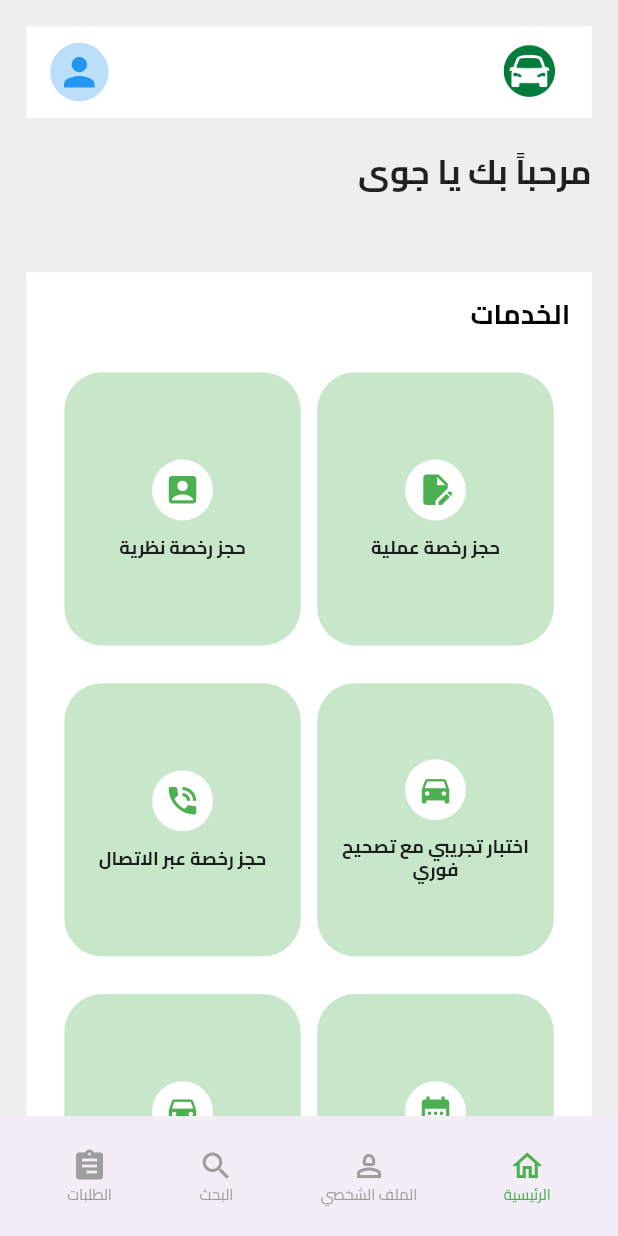
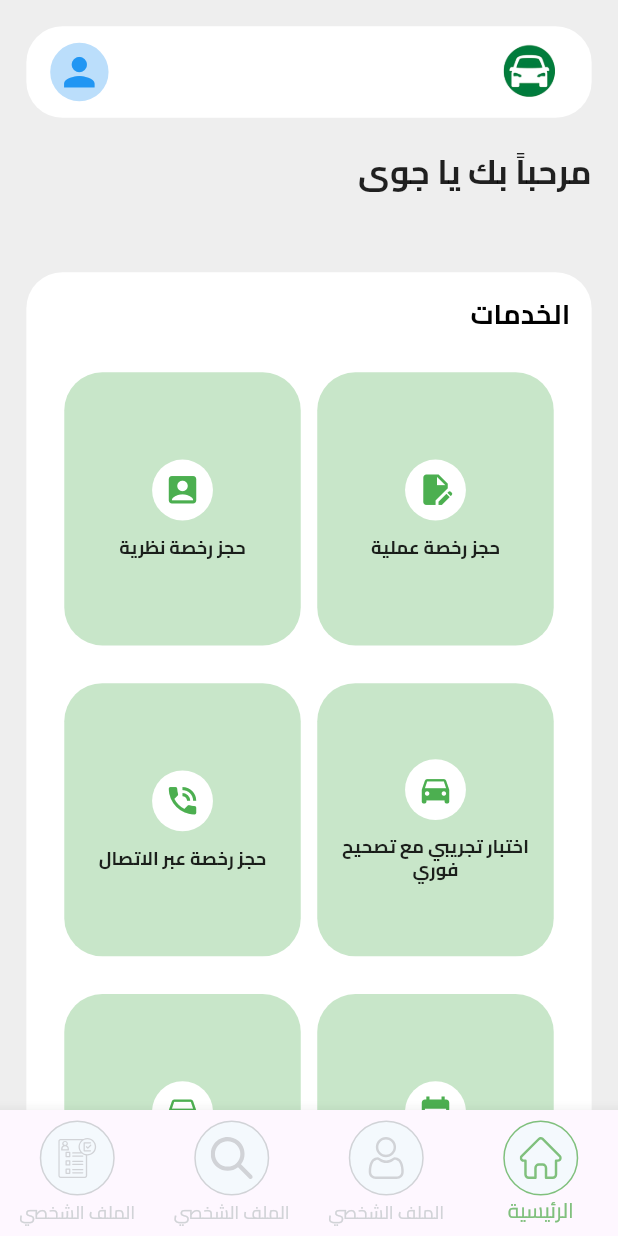
Before and after one commit to jawa762280/Driving-School-Final, a Flutter app: the screen it shows after launch, on a phone screen of 412 x 824 dp. Run offline on Flutter 3.47's test engine with Material 3 defaults, Android fonts, the light colour scheme and no system bars; our stand-ins replace flutter_otp_text_field, flutter_screenutil, flutter_spinkit, flutter_svg, get, image_picker and 1 more.

Commit message:
bottomBar

```diff
--- a/lib/controller/student_homepage_controller.dart
+++ b/lib/controller/student_homepage_controller.dart
@@ -1,7 +1,15 @@
+import 'package:driving_school/view/screen/student_homepage_screen.dart';
+import 'package:flutter/widgets.dart';
 import 'package:get/get.dart';
 
 class StudentHomepageController extends GetxController {
   int currentpage = 0;
+  List pages = [
+    StudentHomePageScreen(),
+    Center(child: Text('2')),
+    Center(child: Text('3')),
+    Center(child: Text('4')),
+  ];
 
   changPage(int i) {
     currentpage = i;
--- a/lib/core/constant/appcolors.dart
+++ b/lib/core/constant/appcolors.dart
@@ -3,4 +3,6 @@ import 'package:flutter/material.dart';
 class AppColors {
   static Color primaryColor = Color(0xFF80C07D);
   static Color secondColor = Colors.blue.shade900;
+  static Color grey = Color(0XFFD1D3D7);
+  static Color green900 = Color(0XFFF4F9FD);
 }
--- a/lib/main.dart
+++ b/lib/main.dart
@@ -1,3 +1,4 @@
+import 'package:driving_school/core/constant/approuts.dart';
 import 'package:driving_school/core/services/services.dart';
 import 'package:driving_school/routes.dart';
 import 'package:flutter/material.dart';
@@ -28,6 +29,9 @@ class MyApp extends StatelessWidget {
           theme: ThemeData(fontFamily: 'Cairo'),
           debugShowCheckedModeBanner: false,
           getPages: routes,
+          initialRoute: "/",
+          locale: const Locale('ar'),
+          fallbackLocale: Locale('ar'),
           builder: (context, widget) {
             return MediaQuery(
               data: MediaQuery.of(context)
--- a/lib/routes.dart
+++ b/lib/routes.dart
@@ -9,12 +9,13 @@ import 'package:driving_school/view/screen/success_reset_password_screen.dart';
 import 'package:driving_school/view/screen/success_verifycode_signup_screen.dart';
 import 'package:driving_school/view/screen/verify_code_screen.dart';
 import 'package:driving_school/view/screen/verify_code_sign_up_screen.dart';
+import 'package:driving_school/view/widget/buttomappbar.dart';
 import 'package:get/get.dart';
 
 List<GetPage<dynamic>> routes = [
   GetPage(
     name: "/",
-    page: () => StudentHomePageScreen(),
+    page: () => BottomAppbarHome(),
   ),
   GetPage(
     name: AppRouts.loginScreen,
@@ -50,5 +51,5 @@ List<GetPage<dynamic>> routes = [
       page: () => const VerifyCodeSignUpScreen()),
   GetPage(
       name: AppRouts.studentHomePageScreen,
-      page: () => const StudentHomePageScreen())
+      page: () => const BottomAppbarHome())
 ];
--- a/lib/view/screen/student_homepage_screen.dart
+++ b/lib/view/screen/student_homepage_screen.dart
@@ -42,7 +42,7 @@ class StudentHomePageScreen extends StatelessWidget {
             ),
           ),
         ),
-          bottomNavigationBar: BottomAppbarHome()),
+      ),
     );
   }
 }
--- a/lib/view/widget/buttomappbar.dart
+++ b/lib/view/widget/buttomappbar.dart
@@ -1,6 +1,7 @@
 import 'package:driving_school/controller/student_homepage_controller.dart';
-import 'package:driving_school/view/widget/inkwellbottomappbar.dart';
+import 'package:driving_school/core/constant/appcolors.dart';
 import 'package:flutter/material.dart';
+import 'package:flutter_svg/flutter_svg.dart';
 import 'package:get/get.dart';
 
 class BottomAppbarHome extends StatelessWidget {
@@ -9,43 +10,154 @@ class BottomAppbarHome extends StatelessWidget {
   @override
   Widget build(BuildContext context) {
     return GetBuilder<StudentHomepageController>(
-      builder: (controller) => BottomAppBar(
-        // shape: const CircularNotchedRectangle(),
-        // notchMargin: 10,
-        child: Row(
-          mainAxisAlignment: MainAxisAlignment.spaceAround,
-          children: [
-            InkwellBottomAppbarHome(
-                active: controller.currentpage == 0 ? true : false,
-                textIcon: "الرئيسية",
-                icon: Icons.home_outlined,
-                onTap: () {
-                  controller.changPage(0);
-                }),
-            InkwellBottomAppbarHome(
-                active: controller.currentpage == 1 ? true : false,
-                textIcon: "الملف الشخصي",
-                icon: Icons.person_2_outlined,
-                onTap: () {
-                  controller.changPage(1);
-                }),
-            InkwellBottomAppbarHome(
-                active: controller.currentpage == 2 ? true : false,
-                textIcon: "البحث",
-                icon: Icons.search,
-                onTap: () {
-                  controller.changPage(2);
-                }),
-            InkwellBottomAppbarHome(
-                active: controller.currentpage == 3 ? true : false,
-                textIcon: "الطلبات",
-                icon: Icons.assignment,
-                onTap: () {
-                  controller.changPage(3);
-                })
-          ],
-        ),
-      ),
-    );
+        init: StudentHomepageController(),
+        builder: (controller) {
+          return Scaffold(
+            body: Center(
+              child: controller.pages.elementAt(controller.currentpage),
+            ),
+            bottomNavigationBar: BottomNavigationBar(
+              unselectedItemColor: AppColors.grey,
+              selectedItemColor: AppColors.primaryColor,
+              type: BottomNavigationBarType.fixed,
+              onTap: (i) {
+                controller.changPage(i);
+              },
+              items: [
+                BottomNavigationBarItem(
+                  label: 'الرئيسية',
+                  icon: Container(
+                    width: 50,
+                    height: 50,
+                    padding: EdgeInsets.all(10),
+                    decoration: BoxDecoration(
+                      color: AppColors.green900,
+                      border: Border.all(
+                        color: controller.currentpage == 0
+                            ? AppColors.primaryColor
+                            : AppColors.grey,
+                      ),
+                      shape: BoxShape.circle,
+                    ),
+                    child: SvgPicture.asset(
+                      'assets/images/home.svg',
+                      color: controller.currentpage == 0
+                          ? AppColors.primaryColor
+                          : AppColors.grey,
+                    ),
+                  ),
+                ),
+                BottomNavigationBarItem(
+                  label: 'الملف الشخصي',
+                  icon: Container(
+                    width: 50,
+                    height: 50,
+                    padding: EdgeInsets.all(10),
+                    decoration: BoxDecoration(
+                      color: AppColors.green900,
+                      border: Border.all(
+                        color: controller.currentpage == 1
+                            ? AppColors.primaryColor
+                            : AppColors.grey,
+                      ),
+                      shape: BoxShape.circle,
+                    ),
+                    child: SvgPicture.asset(
+                      'assets/images/profile.svg',
+                      color: controller.currentpage == 1
+                          ? AppColors.primaryColor
+                          : AppColors.grey,
+                    ),
+                  ),
+                ),
+                BottomNavigationBarItem(
+                  label: 'الملف الشخصي',
+                  icon: Container(
+                    width: 50,
+                    height: 50,
+                    padding: EdgeInsets.all(10),
+                    decoration: BoxDecoration(
+                      color: AppColors.green900,
+                      border: Border.all(
+                        color: controller.currentpage == 2
+                            ? AppColors.primaryColor
+                            : AppColors.grey,
+                      ),
+                      shape: BoxShape.circle,
+                    ),
+                    child: SvgPicture.asset(
+                      'assets/images/search.svg',
+                      color: controller.currentpage == 2
+                          ? AppColors.primaryColor
+                          : AppColors.grey,
+                    ),
+                  ),
+                ),
+                BottomNavigationBarItem(
+                  label: 'الملف الشخصي',
+                  icon: Container(
+                    width: 50,
+                    height: 50,
+                    padding: EdgeInsets.all(10),
+                    decoration: BoxDecoration(
+                      color: AppColors.green900,
+                      border: Border.all(
+                        color: controller.currentpage == 3
+                            ? AppColors.primaryColor
+                            : AppColors.grey,
+                      ),
+                      shape: BoxShape.circle,
+                    ),
+                    child: SvgPicture.asset(
+                      'assets/images/orders.svg',
+                      color: controller.currentpage == 3
+                          ? AppColors.primaryColor
+                          : AppColors.grey,
+                    ),
+                  ),
+                ),
+              ],
+            ),
+          );
+        }
+
+        // builder: (controller) => BottomAppBar(
+        //   // shape: const CircularNotchedRectangle(),
+        //   // notchMargin: 10,
+        //   child: Row(
+        //     mainAxisAlignment: MainAxisAlignment.spaceAround,
+        //     children: [
+        //       InkwellBottomAppbarHome(
+        //           active: controller.currentpage == 0 ? true : false,
+        //           textIcon: "الرئيسية",
+        //           icon: Icons.home_outlined,
+        //           onTap: () {
+        //             controller.changPage(0);
+        //           }),
+        //       InkwellBottomAppbarHome(
+        //           active: controller.currentpage == 1 ? true : false,
+        //           textIcon: "الملف الشخصي",
+        //           icon: Icons.person_2_outlined,
+        //           onTap: () {
+        //             controller.changPage(1);
+        //           }),
+        //       InkwellBottomAppbarHome(
+        //           active: controller.currentpage == 2 ? true : false,
+        //           textIcon: "البحث",
+        //           icon: Icons.search,
+        //           onTap: () {
+        //             controller.changPage(2);
+        //           }),
+        //       InkwellBottomAppbarHome(
+        //           active: controller.currentpage == 3 ? true : false,
+        //           textIcon: "الطلبات",
+        //           icon: Icons.assignment,
+        //           onTap: () {
+        //             controller.changPage(3);
+        //           })
+        //     ],
+        //   ),
+        // ),
+        );
   }
 }
--- a/lib/view/widget/my_appbar.dart
+++ b/lib/view/widget/my_appbar.dart
@@ -11,7 +11,8 @@ class MyAppBar extends StatelessWidget {
       padding: EdgeInsets.all(10.w),
       width: double.infinity,
       height: 60.h,
-      color: Colors.white,
+      decoration: BoxDecoration(
+          color: Colors.white, borderRadius: BorderRadius.circular(24)),
       child: Row(
         mainAxisAlignment: MainAxisAlignment.spaceBetween,
         children: [
--- a/lib/view/widget/student_services.dart
+++ b/lib/view/widget/student_services.dart
@@ -8,7 +8,10 @@ class StudentServices extends StatelessWidget {
   @override
   Widget build(BuildContext context) {
     return Container(
-      color: Colors.white,
+      decoration: BoxDecoration(
+        color: Colors.white,
+        borderRadius: BorderRadius.circular(24)
+      ),
       child: Column(
         crossAxisAlignment: CrossAxisAlignment.start,
         children: [
--- a/pubspec.yaml
+++ b/pubspec.yaml
@@ -44,6 +44,7 @@ dependencies:
   image_picker: ^1.1.2
   intl: ^0.20.2
   flutter_spinkit: ^5.2.1
+  flutter_svg: ^2.1.0
 
 flutter_launcher_icons:
   android: true
```
Also changed, not shown: assets/images/home.svg (added), assets/images/orders.svg (added), assets/images/profile.svg (added), assets/images/search.svg (added), pubspec.lock, 1 other file. Lines whose indentation alone changed are shown as unchanged.
